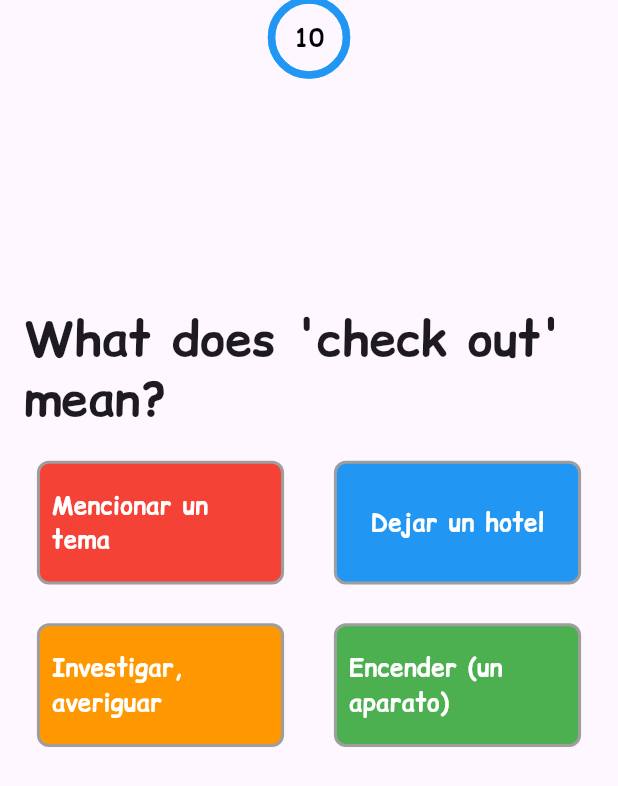
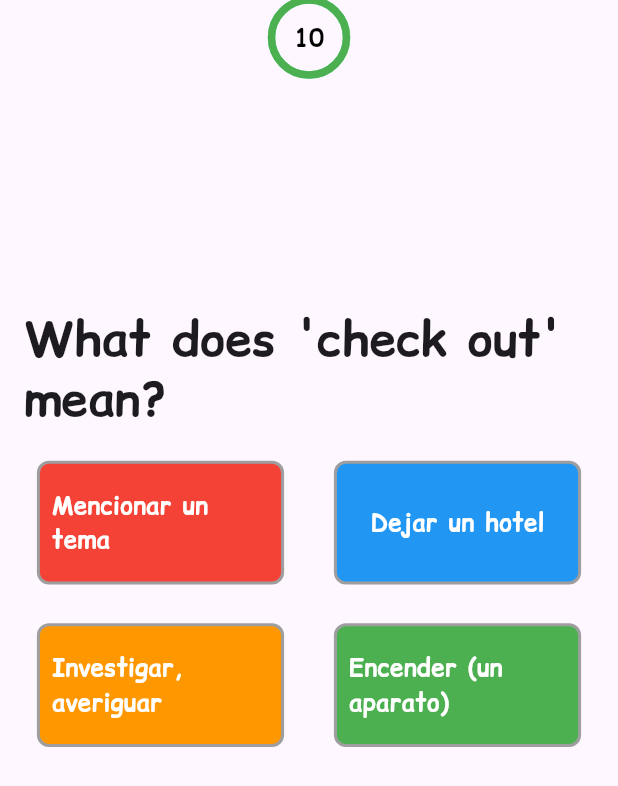
Before and after one commit to holamellamoyago/Flutter-YagoOteroMartinez, a Flutter app: the screen it shows after launch, on a phone screen of 412 x 824 dp. Shown: the top 786 px of the screen. Run offline on Flutter 3.47's test engine with Material 3 defaults, Android fonts, the light colour scheme and no system bars; drawn by our look-alikes of carousel_slider, circular_countdown_timer; our stand-ins replace animate_do, blurrycontainer, cloud_firestore, dio, firebase_auth, firebase_core and 13 more; missing offline and left inert: animated_icon_button, custom_clippers, dart:ffi, dynamic_background; accounts and stored records are empty.

Commit message:
Terminado el provider del Timer

```diff
--- /dev/null
+++ b/english_mvvm_provider_clean/lib/data/view/game_timer_widget.dart
@@ -0,0 +1,26 @@
+import 'package:circular_countdown_timer/circular_countdown_timer.dart';
+import 'package:english_mvvm_provider_clean/data/viewmodel/clock_viewmodel.dart';
+import 'package:flutter/material.dart';
+import 'package:provider/provider.dart';
+
+class GameTimerWidget extends StatelessWidget {
+  const GameTimerWidget({super.key});
+
+  @override
+  Widget build(BuildContext context) {
+    var clockProvider = context.watch<ClockViewmodel>();
+
+    return CircularCountDownTimer(
+      controller: clockProvider.countDownController,
+      onChange: (value) => clockProvider.onChangeCountdowm(value),
+      width: 50,
+      height: 50,
+      duration: 10,
+      fillColor: clockProvider.fillColor,
+      ringColor: clockProvider.ringColor,
+      isReverse: true,
+      isReverseAnimation: true,
+      strokeCap: StrokeCap.butt,
+    );
+  }
+}
--- a/english_mvvm_provider_clean/lib/data/view/header_game_words_widget.dart
+++ b/english_mvvm_provider_clean/lib/data/view/header_game_words_widget.dart
@@ -1,26 +1,24 @@
 import 'package:circular_countdown_timer/circular_countdown_timer.dart';
+import 'package:english_mvvm_provider_clean/data/view/game_timer_widget.dart';
 import 'package:flutter/material.dart';
 
 class HeaderGameWidget extends StatelessWidget {
   const HeaderGameWidget({super.key, required this.screenHeight});
 
   final double screenHeight;
+  // final Color fillColor = Colors.green;
+  // final Color ringColor = Colors.greenAccent;
 
   @override
   Widget build(BuildContext context) {
     return Column(
       children: [
-        CircularCountDownTimer(
-          width: 50,
-          height: 50,
-          duration: 10,
-          fillColor: Colors.blue,
-          ringColor: Colors.lightBlueAccent,
-          isReverse: true,
-          isReverseAnimation: true,
-          strokeCap: StrokeCap.butt,
-        ),
+        GameTimerWidget()
       ],
     );
   }
+
+  void _onChangeCountdowm(){
+
+  }
 }
--- a/english_mvvm_provider_clean/lib/main.dart
+++ b/english_mvvm_provider_clean/lib/main.dart
@@ -2,6 +2,7 @@ import 'package:english_mvvm_provider_clean/data/datasources/file_words_datasour
 import 'package:english_mvvm_provider_clean/data/repositories/local_word_repository_impl.dart';
 import 'package:english_mvvm_provider_clean/data/view/game_words_widget.dart';
 import 'package:english_mvvm_provider_clean/data/viewmodel/carousel_viewmodel.dart';
+import 'package:english_mvvm_provider_clean/data/viewmodel/clock_viewmodel.dart';
 import 'package:english_mvvm_provider_clean/data/viewmodel/themedata_viewmodel.dart';
 import 'package:english_mvvm_provider_clean/domain/usecases/get_words.dart';
 import 'package:english_mvvm_provider_clean/data/viewmodel/words_viewmodel.dart';
@@ -25,6 +26,7 @@ void main() {
         ),
         ChangeNotifierProvider(create: (context) => CarouselViewmodel()),
         ChangeNotifierProvider(create: (context) => ThemedataViewmodel()),
+        ChangeNotifierProvider(create: (context) => ClockViewmodel(),)
       ],
       child: MainApp(),
     ),
```
Also changed, not shown: english_mvvm_provider_clean/lib/data/viewmodel/clock_viewmodel.dart (+24 -2 lines).
